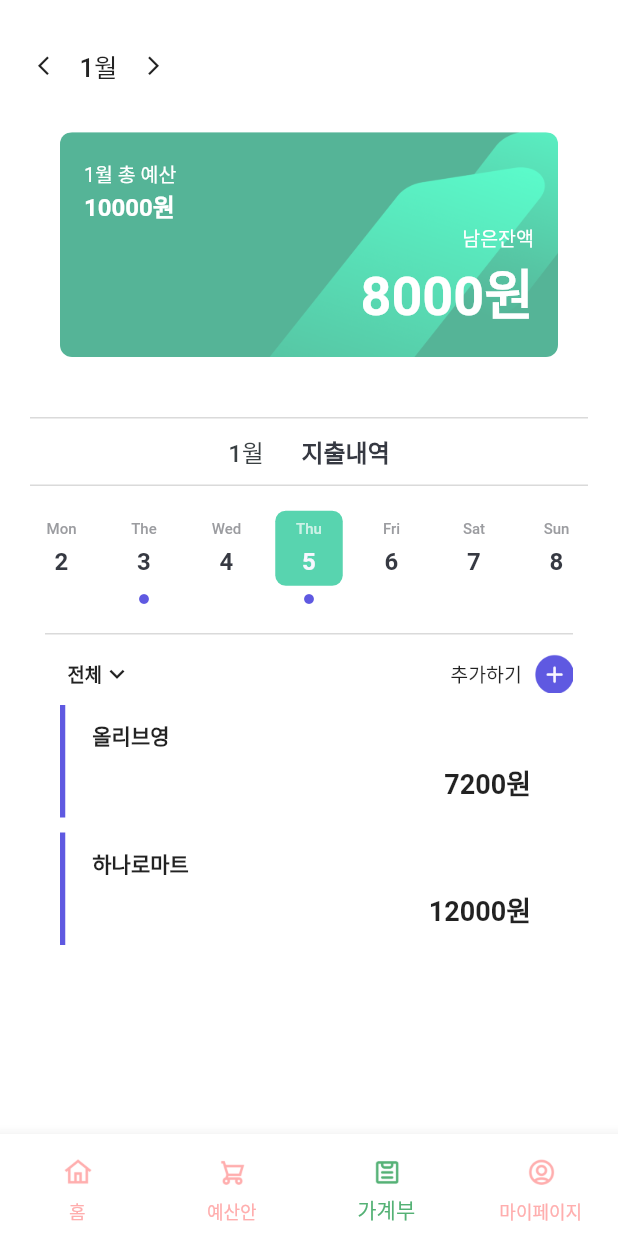
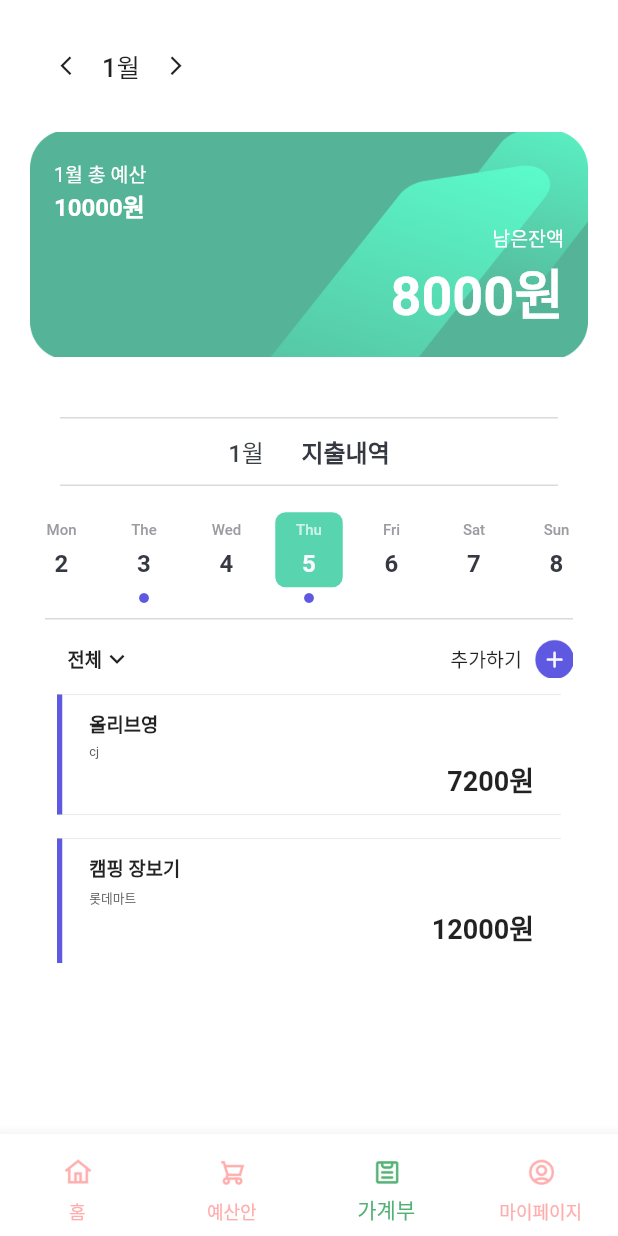
Before and after one commit to GoodZZaa/goodZZa, a Flutter app: the screen it shows after launch, item 3 of the bottom bar chosen, on a phone screen of 412 x 824 dp. Run offline on Flutter 3.47's test engine with Material 2 defaults, Android fonts, the phone set to English and light mode, and no system bars; accounts and stored records are empty.

Commit message:
design: 가계부 메인페이지 디자인 적용

```diff
--- a/lib/models/payments.dart
+++ b/lib/models/payments.dart
@@ -3,6 +3,7 @@ class PaymentItem {
   int month;
   DateTime date;
   String productName;
+  String market;
   int price;
   int amount;
 
@@ -10,6 +11,7 @@ class PaymentItem {
       {required this.amount,
       required this.price,
       required this.productName,
+      required this.market,
       required this.date,
       required this.month,
       required this.year});
--- a/lib/pages/account_book.dart
+++ b/lib/pages/account_book.dart
@@ -45,7 +45,6 @@ class _AccountBookState extends State<AccountBook>
 
     Widget paymentTabView() {
       return Container(
-          padding: const EdgeInsets.symmetric(horizontal: 20),
           child: Column(
         children: [
           TabBar(
@@ -62,23 +61,20 @@ class _AccountBookState extends State<AccountBook>
                       mainAxisAlignment: MainAxisAlignment.center,
                       children: [
                         Container(
-                                margin: const EdgeInsets.only(bottom: 5),
-                                decoration: element ==
-                                        _accountProvider.selectedDate
+                            decoration: element == _accountProvider.selectedDate
                                 ? BoxDecoration(
                                     borderRadius: BorderRadius.circular(7),
-                                        color: const Color.fromRGBO(
-                                            88, 212, 175, 1))
+                                    color:
+                                        const Color.fromRGBO(88, 212, 175, 1))
                                 : BoxDecoration(
                                     borderRadius: BorderRadius.circular(7),
-                                        color: const Color.fromRGBO(
-                                            255, 255, 255, 1)),
+                                    color:
+                                        const Color.fromRGBO(255, 255, 255, 1)),
                             alignment: Alignment.center,
                             height: 50,
                             width: 45,
                             child: Column(
-                                  mainAxisAlignment:
-                                      MainAxisAlignment.spaceEvenly,
+                              mainAxisAlignment: MainAxisAlignment.spaceEvenly,
                               children: [
                                 Text(
                                   dayToWeekday(element.weekday),
@@ -90,16 +86,16 @@ class _AccountBookState extends State<AccountBook>
                                               255, 255, 255, 0.7))
                                       : const TextStyle(
                                           fontSize: 10,
-                                              color: Color.fromRGBO(
-                                                  155, 156, 160, 1)),
+                                          color:
+                                              Color.fromRGBO(155, 156, 160, 1)),
                                 ),
                                 Text(
                                   element.day.toString(),
                                   style: element ==
                                           _accountProvider.selectedDate
                                       ? const TextStyle(
-                                              color: Color.fromRGBO(
-                                                  248, 247, 255, 1),
+                                          color:
+                                              Color.fromRGBO(248, 247, 255, 1),
                                           fontSize: 16,
                                           fontWeight: FontWeight.w600,
                                         )
@@ -112,22 +108,23 @@ class _AccountBookState extends State<AccountBook>
                                 )
                               ],
                             )),
-                            Icon(Icons.circle,
+                        Container(
+                            padding: const EdgeInsets.only(top: 3),
+                            child: Icon(Icons.circle,
                                 size: 8,
                                 color: _accountProvider.paymentItems
                                         .where((e) => e.date == element)
                                         .toList()
                                         .isEmpty
                                     ? Colors.transparent
-                                    : const Color.fromRGBO(95, 89, 225, 1))
+                                    : const Color.fromRGBO(95, 89, 225, 1)))
                       ],
                     )))
                 .toList(),
             indicator: const BoxDecoration(color: Colors.transparent),
           ),
           Container(
-                margin: const EdgeInsets.only(
-                    bottom: 10, top: 10, left: 10, right: 10),
+            margin: const EdgeInsets.only(bottom: 10, left: 10, right: 10),
             height: 1,
             width: double.maxFinite,
             color: const Color.fromRGBO(218, 218, 218, 1),
@@ -150,8 +147,7 @@ class _AccountBookState extends State<AccountBook>
                           ),
                           Text('전체',
                               style: TextStyle(
-                                      fontSize: 12.5,
-                                      fontWeight: FontWeight.w600)),
+                                  fontSize: 12.5, fontWeight: FontWeight.w600)),
                           Icon(Icons.keyboard_arrow_down_sharp, size: 20)
                         ],
                       ),
@@ -166,8 +162,7 @@ class _AccountBookState extends State<AccountBook>
                               const Text(
                                 '추가하기',
                                 style: TextStyle(
-                                        fontSize: 13,
-                                        fontWeight: FontWeight.w500),
+                                    fontSize: 13, fontWeight: FontWeight.w500),
                               ),
                               const SizedBox(
                                 width: 8,
@@ -186,8 +181,7 @@ class _AccountBookState extends State<AccountBook>
               child: TabBarView(
                   controller: _tabController,
                   children: _accountProvider.days
-                          .map((e) => paymentListView(_accountProvider
-                              .paymentItems
+                      .map((e) => paymentListView(_accountProvider.paymentItems
                           .where((element) => element.date == e)
                           .toList()))
                       .toList()))
@@ -198,6 +192,7 @@ class _AccountBookState extends State<AccountBook>
     return Scaffold(
         body: _accountProvider.state == AccountState.success
             ? Container(
+                padding: const EdgeInsets.symmetric(horizontal: 20),
                 color: const Color.fromRGBO(255, 255, 255, 1),
                 width: MediaQuery.of(context).size.width,
                 height: MediaQuery.of(context).size.height,
@@ -252,7 +247,7 @@ class _AccountBookState extends State<AccountBook>
 
   Widget paymentListView(List<PaymentItem> items) {
     return Container(
-        padding: const EdgeInsets.symmetric(horizontal: 20),
+        padding: const EdgeInsets.symmetric(horizontal: 10),
         width: double.infinity,
         child: ListView.builder(
             shrinkWrap: true,
@@ -263,14 +258,15 @@ class _AccountBookState extends State<AccountBook>
 
   Widget paymentItemCard(PaymentItem item) {
     return Container(
-        margin: const EdgeInsets.symmetric(vertical: 5),
-        height: 75,
-        width: double.infinity,
+        margin: EdgeInsets.all(8),
         child: InkWell(
             onTap: () => paymentBottomSheet(item),
             child: Container(
                 decoration: const BoxDecoration(
                     color: Colors.white,
+                    boxShadow: [
+                      BoxShadow(color: Color.fromARGB(255, 175, 175, 175))
+                    ],
                     border: Border(
                         left: BorderSide(
                             color: Color.fromRGBO(95, 89, 225, 1),
@@ -284,9 +280,19 @@ class _AccountBookState extends State<AccountBook>
                       Text(
                         item.productName,
                         style: const TextStyle(
-                          fontSize: 14,
+                          fontSize: 12.5,
                           fontWeight: FontWeight.w600,
                         ),
+                      ),
+                      const SizedBox(
+                        height: 4,
+                      ),
+                      Text(
+                        item.market,
+                        style: const TextStyle(
+                            fontSize: 8.5,
+                            fontWeight: FontWeight.w400,
+                            color: Color.fromRGBO(97, 96, 96, 1)),
                       ),
                       Container(
                         alignment: Alignment.centerRight,
@@ -302,8 +308,7 @@ class _AccountBookState extends State<AccountBook>
 
   Widget monthControll() {
     return Container(
-      alignment: Alignment.center,
-      padding: const EdgeInsets.symmetric(vertical: 20, horizontal: 5),
+      padding: const EdgeInsets.symmetric(vertical: 20),
       child: Row(
         children: [
           IconButton(
@@ -337,27 +342,15 @@ class _AccountBookState extends State<AccountBook>
   }
 
   Widget accountCard() {
-    // 미완성
     return Container(
       height: 150,
-      margin: const EdgeInsets.symmetric(horizontal: 40),
-      child: PageView.builder(
-          controller: _pageController,
-          itemCount: 3,
-          itemBuilder: (context, index) => accountCardItem()),
-    );
-  }
-
-  Widget accountCardItem() {
-    return Container(
-      width: 300,
-      height: 150,
-      padding: const EdgeInsets.symmetric(vertical: 18, horizontal: 16),
-      decoration: const BoxDecoration(
-          image: DecorationImage(
+      decoration: BoxDecoration(
+        borderRadius: BorderRadius.circular(12),
+        image: const DecorationImage(
             image: AssetImage('assets/images/img_main_frame.png'),
             fit: BoxFit.cover),
-          borderRadius: BorderRadius.all(Radius.circular(8))),
+      ),
+      padding: const EdgeInsets.symmetric(vertical: 18, horizontal: 16),
       child: Column(
         crossAxisAlignment: CrossAxisAlignment.start,
         mainAxisAlignment: MainAxisAlignment.spaceBetween,
--- a/lib/provider/account_book_provider.dart
+++ b/lib/provider/account_book_provider.dart
@@ -29,6 +29,7 @@ class AccountProvider extends ChangeNotifier {
         amount: 1,
         price: 1400,
         productName: '편의점',
+        market: '7eleven',
         date: DateTime(2022, 12, 15),
         month: 12,
         year: 2022),
@@ -36,6 +37,7 @@ class AccountProvider extends ChangeNotifier {
         amount: 1,
         price: 9900,
         productName: '넷플릭스',
+        market: '넷플릭스',
         date: DateTime(2022, 12, 15),
         month: 12,
         year: 2022),
@@ -43,6 +45,7 @@ class AccountProvider extends ChangeNotifier {
         amount: 1,
         price: 10400,
         productName: '올리브영',
+        market: 'cj',
         date: DateTime(2022, 1, 15),
         month: 1,
         year: 2022),
@@ -50,6 +53,7 @@ class AccountProvider extends ChangeNotifier {
         amount: 1,
         price: 1400,
         productName: '편의점',
+        market: '7eleven',
         date: DateTime(2023, 1, 15),
         month: 1,
         year: 2023),
@@ -57,6 +61,7 @@ class AccountProvider extends ChangeNotifier {
         amount: 1,
         price: 1400,
         productName: '편의점',
+        market: '7eleven',
         date: DateTime(2023, 1, 3),
         month: 1,
         year: 2023),
@@ -64,13 +69,15 @@ class AccountProvider extends ChangeNotifier {
         amount: 1,
         price: 7200,
         productName: '올리브영',
+        market: 'cj',
         date: DateTime(2023, 1, 3),
         month: 1,
         year: 2023),
     PaymentItem(
         amount: 1,
         price: 12000,
-        productName: '하나로마트',
+        productName: '마트 장보기',
+        market: '하나로마트',
         date: DateTime(2023, 1, 3),
         month: 1,
         year: 2023),
@@ -78,13 +85,15 @@ class AccountProvider extends ChangeNotifier {
         amount: 1,
         price: 7200,
         productName: '올리브영',
+        market: 'cj',
         date: DateTime(2023, 1, 5),
         month: 1,
         year: 2023),
     PaymentItem(
         amount: 1,
         price: 12000,
-        productName: '하나로마트',
+        productName: '캠핑 장보기',
+        market: '롯데마트',
         date: DateTime(2023, 1, 5),
         month: 1,
         year: 2023),
```
Lines whose indentation alone changed are shown as unchanged.
